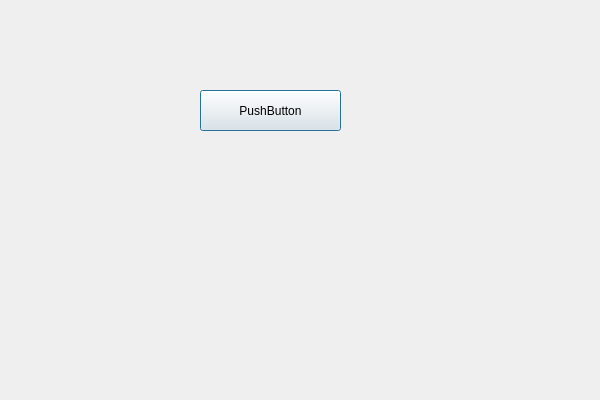
This is PushButtonWithMenuDemo/PushButtonWithMenuDemo/PushButtonWithMenuDemo.ui in hyq5436/playground as Qt 5 draws it before an edit. The edited form follows.
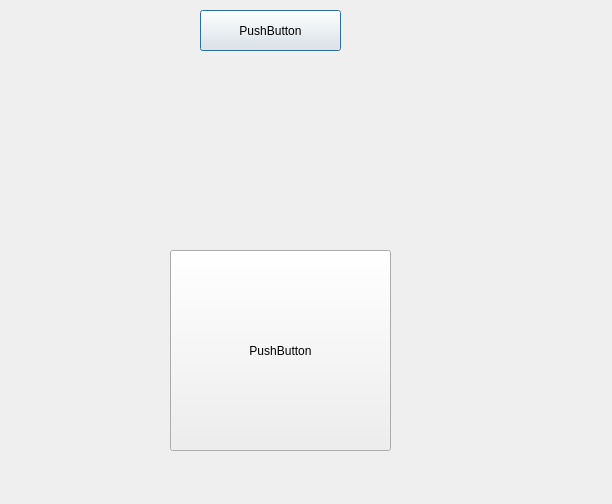
This is the edited form. Custom widgets are drawn as their Qt base class.

Commit message: 同心圆按钮

```diff
--- a/PushButtonWithMenuDemo/PushButtonWithMenuDemo/PushButtonWithMenuDemo.ui
+++ b/PushButtonWithMenuDemo/PushButtonWithMenuDemo/PushButtonWithMenuDemo.ui
@@ -6,8 +6,8 @@
    <rect>
     <x>0</x>
     <y>0</y>
-    <width>600</width>
-    <height>400</height>
+    <width>612</width>
+    <height>504</height>
    </rect>
   </property>
   <property name="windowTitle">
@@ -17,7 +17,7 @@
    <property name="geometry">
     <rect>
      <x>200</x>
-     <y>90</y>
+     <y>10</y>
      <width>141</width>
      <height>41</height>
     </rect>
@@ -30,7 +30,7 @@
    <property name="geometry">
     <rect>
      <x>170</x>
-     <y>170</y>
+     <y>50</y>
      <width>200</width>
      <height>200</height>
     </rect>
@@ -48,6 +48,19 @@
     </size>
    </property>
   </widget>
+  <widget class="LiveButton" name="pushButton_2">
+   <property name="geometry">
+    <rect>
+     <x>170</x>
+     <y>250</y>
+     <width>221</width>
+     <height>201</height>
+    </rect>
+   </property>
+   <property name="text">
+    <string>PushButton</string>
+   </property>
+  </widget>
  </widget>
  <layoutdefault spacing="6" margin="11"/>
  <customwidgets>
@@ -62,6 +75,11 @@
    <header>HeadAndStatusWidget.h</header>
    <container>1</container>
   </customwidget>
+  <customwidget>
+   <class>LiveButton</class>
+   <extends>QPushButton</extends>
+   <header>LiveButton.h</header>
+  </customwidget>
  </customwidgets>
  <resources>
   <include location="PushButtonWithMenuDemo.qrc"/>
```
The commit also changes 5 other files.
